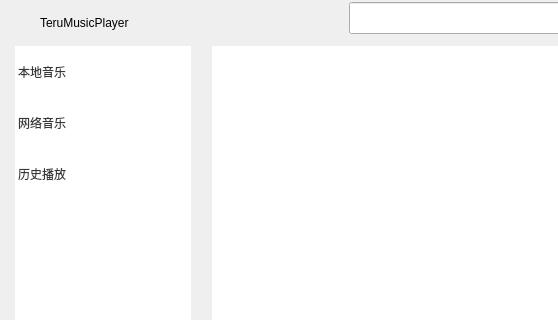
Qt form musicplayer.ui (Teru10969/MusicPlayer) before a commit; both pictures show x 0 to 558 and y 0 to 320 of the 960 by 540 pixel window.
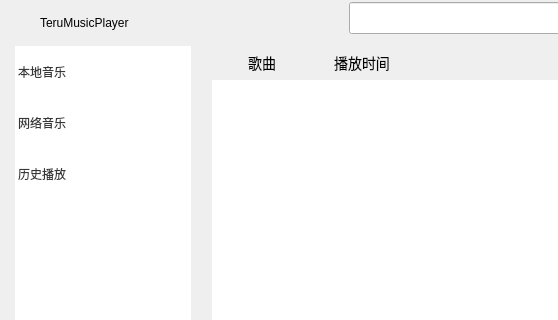
The same form after that commit. The open tabs and pages were chosen to show the change. Icons and pictures are not drawn.

Commit message: 历史播放界面改用QTableWidget，连接数据库进行插入和更新操作，显示歌曲和播放时间

```diff
--- a/musicplayer.ui
+++ b/musicplayer.ui
@@ -633,44 +633,108 @@
               <number>0</number>
              </property>
              <item>
-              <widget class="QListWidget" name="HistoryList">
+              <widget class="QTableWidget" name="HistoryList">
+               <property name="layoutDirection">
+                <enum>Qt::LeftToRight</enum>
+               </property>
                <property name="styleSheet">
-                <string notr="true">QListWidget
-{
-	border:0px;
+                <string notr="true">/* QTableWidget QSS */
+
+/* 表头样式 */
+QHeaderView::section {
+    background-color: ; /* 绿色背景 */
+    color: ; /* 白色字体 */
+    padding: 4px;
+    border: none; /* 无边框 */
+    font-size: 14px;
+}
+
+/* 表格内容样式 */
+QTableWidget {
+  
+    border: none; /* 无边框 */
+    gridline-color: #ddd; /* 网格线颜色 */
+    font-size: 14px;
+    selection-background-color: #4CAF50; /* 选中背景色 */
+    selection-color: white; /* 选中字体颜色 */
     color:rgb(55,55,55);
     padding-left:15px;	
     padding-right:15px;	
 }
- 
-/*去除焦点虚线*/
-*
-{
-	outline:0px;
-}
- 
-QListWidget::Item
-{
-	height:50;
-    border:0px solid rgb(255,255,255);	
+
+/* 表格条目样式 */
+QTableWidget::item {
+    padding: 4px;
+    height:50;
+	border:0px solid rgb(255,255,255);	
 	padding-top:1px;
 }
- 
-QListWidget::Item:hover
-{
-	background-color: rgb(232, 232, 232);
-}
 
-/*选中*/
-QListWidget::Item:selected
-{
-	font: 75 16pt &quot;阿里妈妈数黑体&quot;;
+/* 表格条目选中样式 */
+QTableWidget::item:selected {
+    font: 75 16pt &quot;阿里妈妈数黑体&quot;;
 	color:rgb(55,55,55);
 	border:0px;
 	background:rgb(221,221,221);	
 }
-</string>
+
+/* 表格线条样式 */
+QTableWidget QTableCornerButton::section {
+    background-color: transparent; /* 角按钮透明背景 */
+}
+
+/* 滚动条样式 */
+QScrollBar:vertical {
+    background: #f1f1f1;
+    width: 12px;
+    margin: 22px 0 22px 0;
+}
+
+QScrollBar::handle:vertical {
+    background: #888;
+    min-height: 20px;
+    border-radius: 4px;
+}
+
+QScrollBar::add-line:vertical,
+QScrollBar::sub-line:vertical {
+    background: none;
+    height: 20px;
+    subcontrol-origin: margin;
+}
+
+QScrollBar::add-page:vertical, QScrollBar::sub-page:vertical {
+    background: none;
+}
+
+Line{
+	height:5
+	background-color: rgba(255, 255, 255, 0);
+	border-top:2px solid #52DCFE;
+}</string>
                </property>
+               <property name="editTriggers">
+                <set>QAbstractItemView::NoEditTriggers</set>
+               </property>
+               <attribute name="horizontalHeaderVisible">
+                <bool>true</bool>
+               </attribute>
+               <attribute name="verticalHeaderVisible">
+                <bool>false</bool>
+               </attribute>
+               <attribute name="verticalHeaderCascadingSectionResizes">
+                <bool>false</bool>
+               </attribute>
+               <column>
+                <property name="text">
+                 <string>歌曲</string>
+                </property>
+               </column>
+               <column>
+                <property name="text">
+                 <string>播放时间</string>
+                </property>
+               </column>
               </widget>
              </item>
             </layout>
```
Left out of the diff: 2 changed lines with no effect on the pictures. The commit also changes 11 other files.
